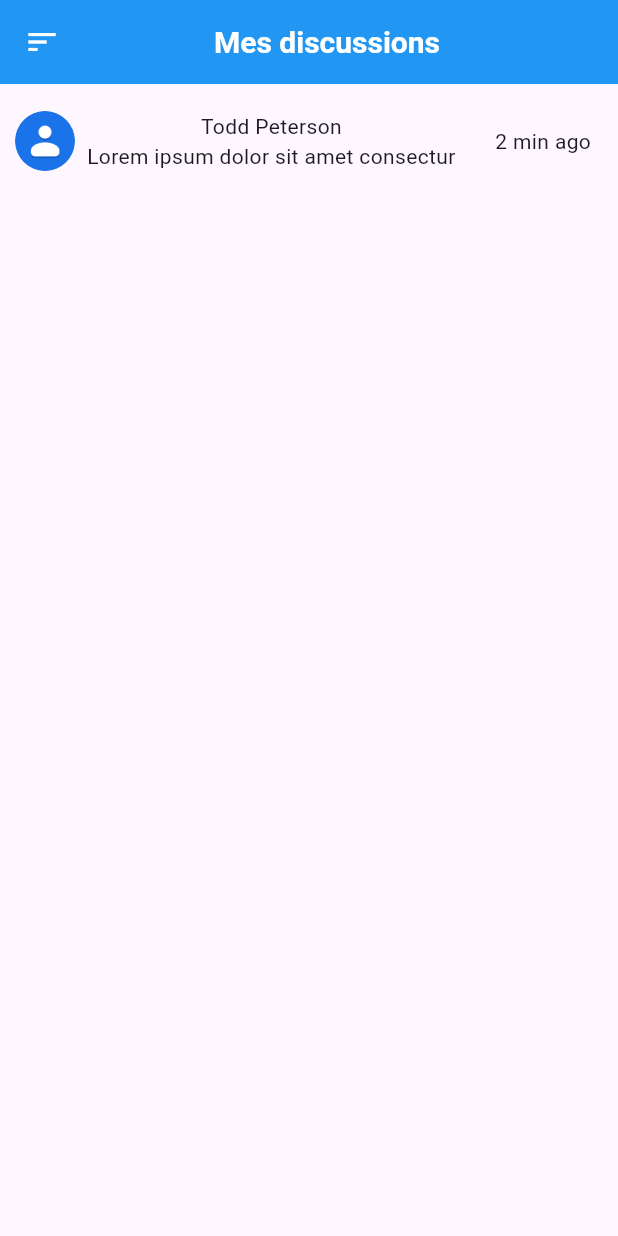
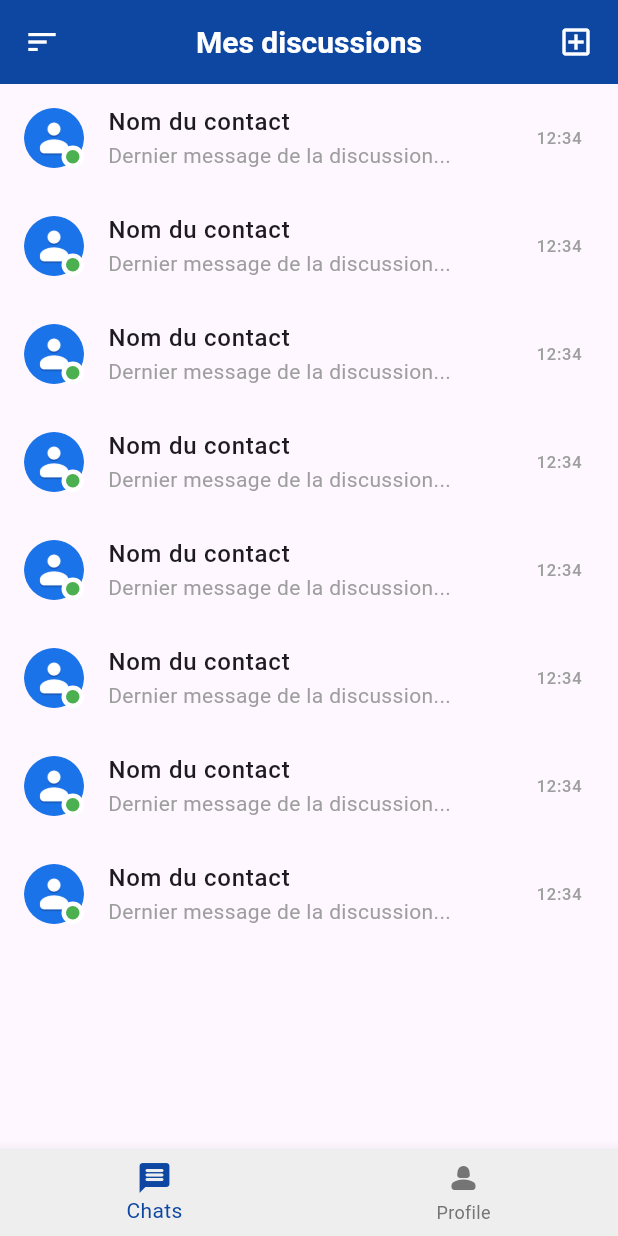
Before and after one commit to samTeouri/flutter_chat_app, a Flutter app: the screen it shows after launch, on a phone screen of 412 x 824 dp. Run offline on Flutter 3.47's test engine with Material 3 defaults, Android fonts, the phone set to English and light mode, and no system bars.

Commit message:
Page d'accueil

```diff
--- /dev/null
+++ b/lib/chats_screen.dart
@@ -0,0 +1,137 @@
+import 'package:flutter/material.dart';
+
+class ChatsScreen extends StatelessWidget {
+  const ChatsScreen({super.key});
+
+  @override
+  Widget build(BuildContext context) {
+    Widget titleSection = const Row(
+      children: [
+        Column(
+          crossAxisAlignment: CrossAxisAlignment.start,
+          children: [
+            Icon(
+              Icons.sort,
+              color: Colors.white,
+            ),
+          ],
+        ),
+        Expanded(
+          child: Column(
+            crossAxisAlignment: CrossAxisAlignment.center,
+            children: [
+              Text(
+                "Mes discussions",
+                style: TextStyle(
+                    color: Colors.white,
+                    fontSize: 20,
+                    fontWeight: FontWeight.bold),
+              ),
+            ],
+          ),
+        ),
+        Column(
+          crossAxisAlignment: CrossAxisAlignment.end,
+          children: [
+            Icon(
+              Icons.add_box_outlined,
+              color: Colors.white,
+            ),
+          ],
+        ),
+      ],
+    );
+
+    Widget chatListSection = ListView.builder(
+      physics: const BouncingScrollPhysics(),
+      itemCount: 8, // Remplace cela par le nombre réel de discussions
+      itemBuilder: (context, index) {
+        return ChatListItem(
+          contactName: 'Nom du contact',
+          lastMessage: 'Dernier message de la discussion...',
+          time: '12:34', // Remplace cela par l'heure réelle
+          onTap: () {
+            // Action lorsqu'une discussion est sélectionnée
+          },
+        );
+      },
+    );
+
+    Widget bottomNavigationBar = BottomNavigationBar(
+      backgroundColor: Colors.grey.shade200,
+      selectedItemColor: Colors.blue.shade900,
+      unselectedItemColor: Colors.grey.shade600,
+      items: const [
+        BottomNavigationBarItem(
+          icon: Icon(Icons.message_rounded),
+          label: "Chats",
+        ),
+        BottomNavigationBarItem(
+            icon: Icon(Icons.person_2_rounded), label: "Profile"),
+      ]
+    );
+
+    return Scaffold(
+      appBar: AppBar(
+        title: titleSection,
+        backgroundColor: Colors.blue.shade900,
+      ),
+      body: chatListSection,
+      bottomNavigationBar: bottomNavigationBar
+    );
+  }
+}
+
+class ChatListItem extends StatelessWidget {
+  final String contactName;
+  final String lastMessage;
+  final String time;
+  final VoidCallback onTap;
+
+  const ChatListItem({
+    super.key,
+    required this.contactName,
+    required this.lastMessage,
+    required this.time,
+    required this.onTap,
+  });
+
+  @override
+  Widget build(BuildContext context) {
+    return ListTile(
+      leading: const Stack(
+        alignment: Alignment.bottomRight,
+        children: [
+          CircleAvatar(
+            backgroundImage: AssetImage('images/contact.png'),
+          ),
+          Material(
+            color: Colors.transparent,
+            shape:
+                CircleBorder(side: BorderSide(color: Colors.white, width: 3)),
+            child: Icon(
+              Icons.circle,
+              color: Colors.green,
+              size: 15,
+            ),
+          )
+        ],
+      ),
+      title: Text(contactName,
+          style: const TextStyle(fontWeight: FontWeight.w500)),
+      subtitle: Text(
+        lastMessage,
+        style: const TextStyle(
+          color: Colors.grey,
+        ),
+      ),
+      trailing: Text(
+        time,
+        style: const TextStyle(
+          color: Colors.grey,
+        ),
+      ),
+      onTap: onTap,
+    );
+  }
+}
--- a/lib/home_screen.dart
+++ /dev/null
@@ -1,86 +0,0 @@
-import 'package:flutter/material.dart';
-
-class ChatsScreen extends StatelessWidget {
-  const ChatsScreen({super.key});
-
-  @override
-  Widget build(BuildContext context) {
-    Widget titleSection = const Row(
-      children: [
-        Column(
-          crossAxisAlignment: CrossAxisAlignment.start,
-          children: [
-            Icon(
-              Icons.sort,
-              color: Colors.white,
-            ),
-          ],
-        ),
-        Expanded(
-          child: Column(
-            crossAxisAlignment: CrossAxisAlignment.center,
-            children: [
-              Text(
-                "Mes discussions",
-                style: TextStyle(
-                  color: Colors.white,
-                  fontSize: 20,
-                  fontWeight: FontWeight.bold
-                ),
-              ),
-            ],
-          ),
-        ),
-      ],
-    );
-
-    Widget chatsSection = Container(
-      padding: const EdgeInsets.all(10),
-      child: ListView(
-        children: const [
-          Row(
-            children: [
-              Column(
-                children: [
-                  CircleAvatar(
-                    backgroundImage: AssetImage('images/contact.png'),
-                  ),
-                ],
-              ),
-              Expanded(
-                child: Padding(
-                  padding: EdgeInsets.all(8.0),
-                  child: Row(
-                    mainAxisAlignment: MainAxisAlignment.spaceBetween,
-                    children: [
-                      Column(
-                        mainAxisAlignment: MainAxisAlignment.start,
-                        children: [
-                          Text("Todd Peterson", textAlign: TextAlign.start,),
-                          Text("Lorem ipsum dolor sit amet consectur", textAlign: TextAlign.start, softWrap: true,),
-                        ],
-                      ),
-                      Column(
-                        children: [
-                          Text("2 min ago")
-                        ],
-                      )
-                    ],
-                  ),
-                ),
-              ),
-            ],
-          ),
-        ],
-      ),
-    );
-
-    return Scaffold(
-      appBar: AppBar(
-        backgroundColor: Colors.blue,
-        title: titleSection,
-      ),
-      body: chatsSection,
-    );
-  }
-}
--- a/lib/main.dart
+++ b/lib/main.dart
@@ -1,5 +1,5 @@
 import 'package:flutter/material.dart';
-import 'package:flutter_chat_app/home_screen.dart';
+import 'package:flutter_chat_app/chats_screen.dart';
 
 void main() {
   runApp(const MyApp());
@@ -11,10 +11,10 @@ class MyApp extends StatelessWidget {
   @override
   Widget build(BuildContext context) {
     return MaterialApp(
-      title: 'Flutter Test App',
+      title: 'Chat App',
       debugShowCheckedModeBanner: false,
       theme: ThemeData(
-        primarySwatch: Colors.red,
+        primarySwatch: Colors.cyan,
       ),
       home: const ChatsScreen(),
     );
```
